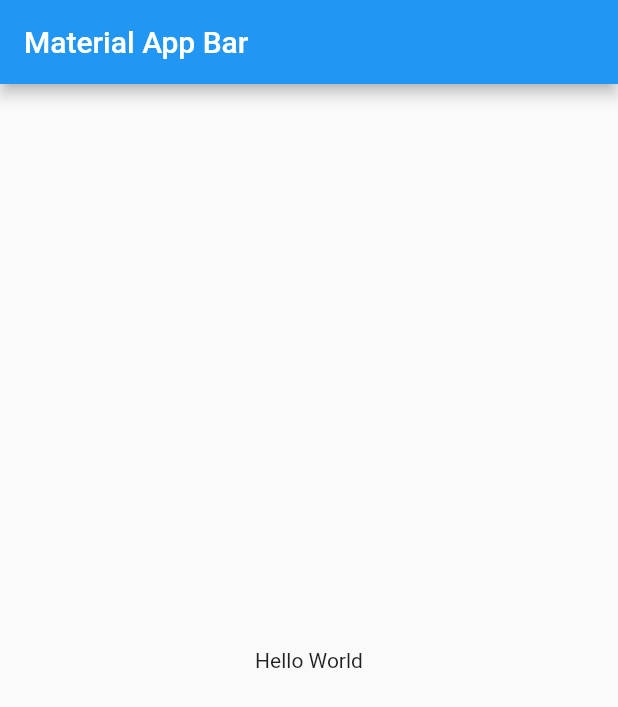
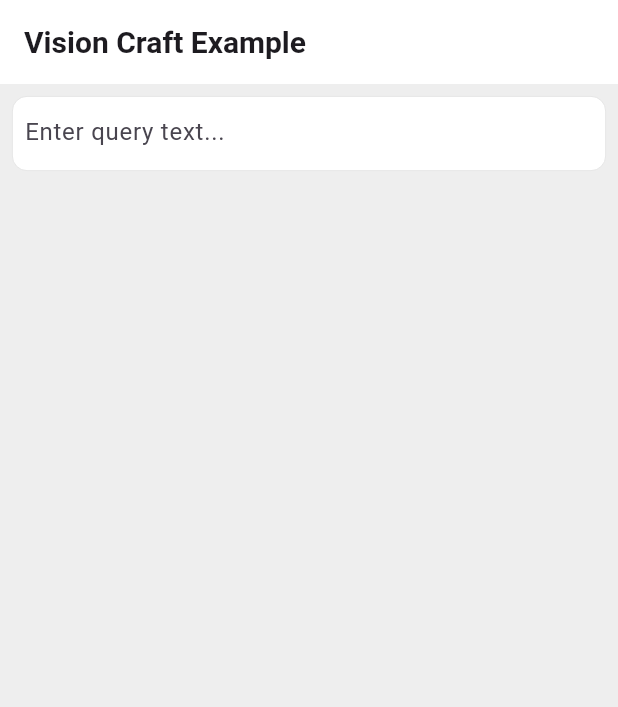
Before and after one commit to VisionCraft-org/flutter_vision_craft, a Flutter app: the screen it shows after launch, on a phone screen of 412 x 824 dp. Shown: the top 707 px of the screen. Run offline on Flutter 3.47's test engine with Material 2 defaults, Android fonts, the phone set to English and light mode, and no system bars.

```diff
--- a/example/lib/main.dart
+++ b/example/lib/main.dart
@@ -8,14 +8,63 @@ class MyApp extends StatelessWidget {
   @override
   Widget build(BuildContext context) {
     return MaterialApp(
-      title: 'Material App',
-      home: Scaffold(
-        appBar: AppBar(
-          title: const Text('Material App Bar'),
+      title: 'Vision Craft Example',
+      debugShowCheckedModeBanner: false,
+      theme: ThemeData(useMaterial3: true),
+      home: const HomePage(),
+    );
+  }
+}
+
+class HomePage extends StatefulWidget {
+  const HomePage({super.key});
+
+  @override
+  State<HomePage> createState() => _HomePageState();
+}
+
+class _HomePageState extends State<HomePage> {
+  TextEditingController controller = TextEditingController();
+
+  Future<void> createImage() async {}
+  @override
+  Widget build(BuildContext context) {
+    return Scaffold(
+      backgroundColor: Colors.grey.shade200,
+      appBar: AppBar(
+        backgroundColor: Colors.white,
+        title: const Text(
+          'Vision Craft Example',
+          style: TextStyle(
+            fontSize: 20,
+            fontWeight: FontWeight.bold,
+          ),
         ),
-        body: const Center(
-          child: Text('Hello World'),
-        ),
+      ),
+      body: Column(
+        children: [
+          Container(
+            width: double.infinity,
+            height: 50,
+            margin: const EdgeInsets.all(8),
+            decoration: BoxDecoration(
+              borderRadius: BorderRadius.circular(10),
+              color: Colors.white,
+              border: Border.all(
+                width: 0.5,
+                color: Colors.grey.shade300,
+              ),
+            ),
+            child: TextField(
+              controller: controller,
+              decoration: const InputDecoration(
+                hintText: 'Enter query text...',
+                border: InputBorder.none,
+                contentPadding: EdgeInsets.only(left: 8),
+              ),
+            ),
+          ),
+        ],
       ),
     );
   }
--- a/lib/flutter_vision_craft.dart
+++ b/lib/flutter_vision_craft.dart
@@ -1 +1,3 @@
 library flutter_vision_craft;
+
+export 'package:flutter_vision_craft/src/api/api_class.dart';
```
Also changed, not shown: example/pubspec.yaml (+4 -67 lines), example/pubspec.lock.
